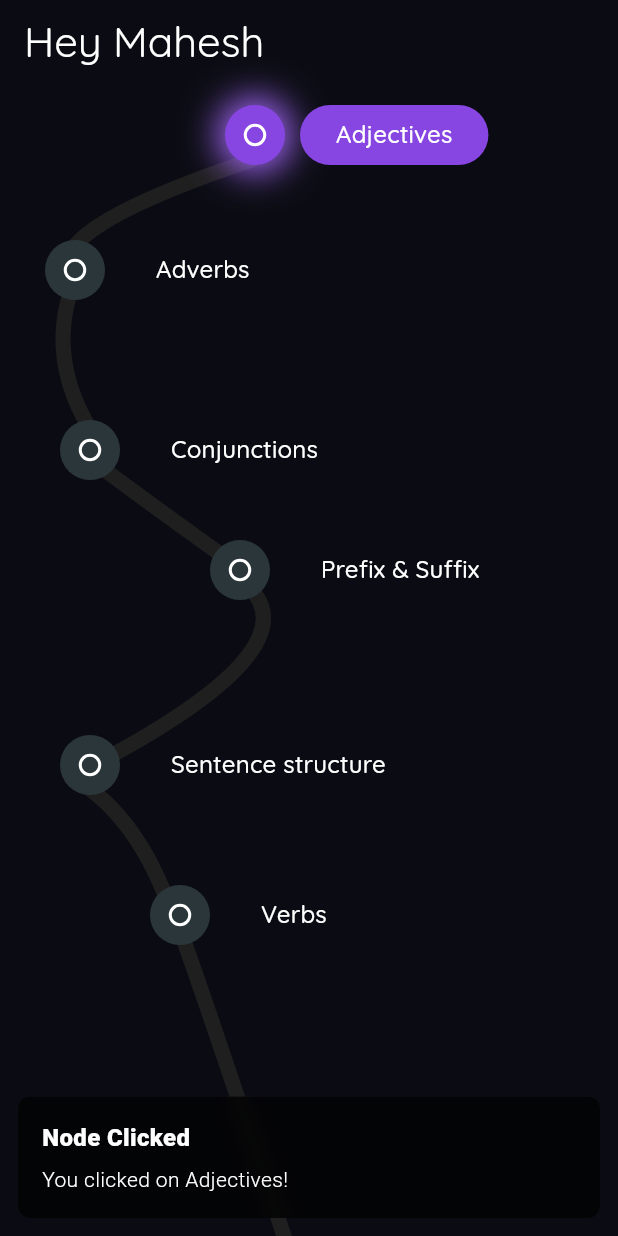
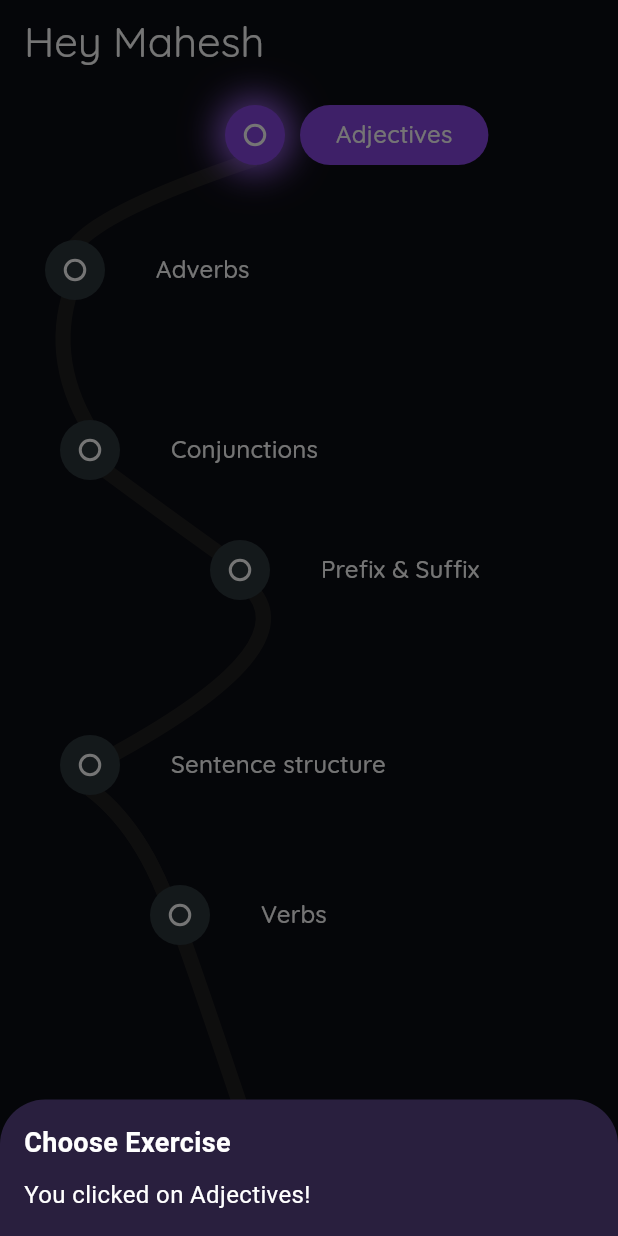
Before and after one commit to vanshika704/stimuler_exercise, a Flutter app: the screen it shows after launch, after a tap on "Adjectives", on a phone screen of 412 x 824 dp. Run offline on Flutter 3.47's test engine with Material 3 defaults, Android fonts, the phone set to English and light mode, and no system bars; our stand-ins replace get, google_fonts.

Commit message:
snackbar

```diff
--- a/lib/components/flow.dart
+++ b/lib/components/flow.dart
@@ -45,7 +45,7 @@ class _FlowPathScreenState extends State<FlowPathScreen> {
                   isCompleted: selectedDay > 1,
                   onTap: () {
                     setState(() => selectedDay = 1);
-                    snackbarController.showSnackbar('You clicked on Adjectives!');
+                    snackbarController.showModal('You clicked on Adjectives!');
                   },
                 ),
                 _buildNode(
@@ -56,7 +56,7 @@ class _FlowPathScreenState extends State<FlowPathScreen> {
                   isCompleted: selectedDay > 2,
                   onTap: () {
                     setState(() => selectedDay = 2);
-                    snackbarController.showSnackbar('You clicked on Adverbs!');
+                    snackbarController.showModal('You clicked on Adverbs!');
                   },
                 ),
                 _buildNode(
@@ -67,7 +67,7 @@ class _FlowPathScreenState extends State<FlowPathScreen> {
                   isCompleted: selectedDay > 3,
                   onTap: () {
                     setState(() => selectedDay = 3);
-                    snackbarController.showSnackbar('You clicked on Conjunctions!');
+                    snackbarController.showModal('You clicked on Conjunctions!');
                   },
                 ),
                 _buildNode(
@@ -78,7 +78,7 @@ class _FlowPathScreenState extends State<FlowPathScreen> {
                   isCompleted: selectedDay > 4,
                   onTap: () {
                     setState(() => selectedDay = 4);
-                    snackbarController.showSnackbar('You clicked on Prefix & Suffix!');
+                    snackbarController.showModal('You clicked on Prefix & Suffix!');
                   },
                 ),
                 _buildNode(
@@ -89,7 +89,7 @@ class _FlowPathScreenState extends State<FlowPathScreen> {
                   isCompleted: selectedDay > 5,
                   onTap: () {
                     setState(() => selectedDay = 5);
-                    snackbarController.showSnackbar('You clicked on Sentence Structure!');
+                    snackbarController.showModal('You clicked on Sentence Structure!');
                   },
                 ),
                 _buildNode(
@@ -100,7 +100,7 @@ class _FlowPathScreenState extends State<FlowPathScreen> {
                   isCompleted: selectedDay > 6,
                   onTap: () {
                     setState(() => selectedDay = 6);
-                    snackbarController.showSnackbar('You clicked on Verbs!');
+                    snackbarController.showModal('You clicked on Verbs!');
                   },
                 ),
               ],
--- a/lib/components/snackbar.dart
+++ b/lib/components/snackbar.dart
@@ -2,31 +2,53 @@ import 'package:get/get.dart';
 import 'package:flutter/material.dart';
 
 class SnackbarController extends GetxController {
-  // Variable to keep track of snackbar visibility
-  static RxBool isSnackbarVisible = false.obs;
-
-  void showSnackbar(String message) {
-    if (!isSnackbarVisible.value) {
-      Get.snackbar(
-        'Node Clicked',  // Title
-        message,  // Message
-        snackPosition: SnackPosition.BOTTOM,  // Position at the bottom
-        backgroundColor: Colors.black.withOpacity(0.7),
-        colorText: Colors.white,
-        borderRadius: 8.0,
-        margin: EdgeInsets.all(12),
-        duration: Duration(days: 365),  // Set a long duration to prevent auto-dismissal
-        isDismissible: false,  // Disable swipe to dismiss
-      );
-      isSnackbarVisible.value = true; // Mark snackbar as visible
-    }
-  }
-
-  // Function to manually dismiss the snackbar
-  void dismissSnackbar() {
-    if (isSnackbarVisible.value) {
-      Get.back();  // Dismiss snackbar
-      isSnackbarVisible.value = false;
-    }
+  void showModal(String message) {
+    Get.bottomSheet(
+      GestureDetector(
+        onVerticalDragUpdate: (details) {
+          if (details.primaryDelta! > 5) {
+            Get.back(); // Close the bottom sheet when user scrolls down
+          }
+        },
+        child: Container(
+          width: double.infinity, // Set width to full
+          padding: const EdgeInsets.all(16),
+          decoration: const BoxDecoration(
+            color: Color.fromARGB(255, 41, 31, 62),
+            borderRadius: BorderRadius.only(
+              topLeft: Radius.circular(30),
+              topRight: Radius.circular(30),
+            ),
+          ),
+          child: Column(
+            crossAxisAlignment: CrossAxisAlignment.start,
+            mainAxisSize: MainAxisSize.min, // Only take necessary height
+            children: [
+              const Text(
+                'Choose Exercise',
+                style: TextStyle(
+                  fontSize: 18,
+                  color: Colors.white,
+                  fontWeight: FontWeight.bold,
+                ),
+              ),
+              const SizedBox(height: 10),
+              SingleChildScrollView(
+                child: Text(
+                  message,
+                  style: const TextStyle(
+                    fontSize: 16,
+                    color: Colors.white,
+                  ),
+                ),
+              ),
+            ],
+          ),
+        ),
+      ),
+      isDismissible: true, // Allow tapping outside to close
+      enableDrag: true, // Enable drag-to-dismiss
+      backgroundColor: Colors.transparent, // Make background transparent
+    );
   }
 }
```
